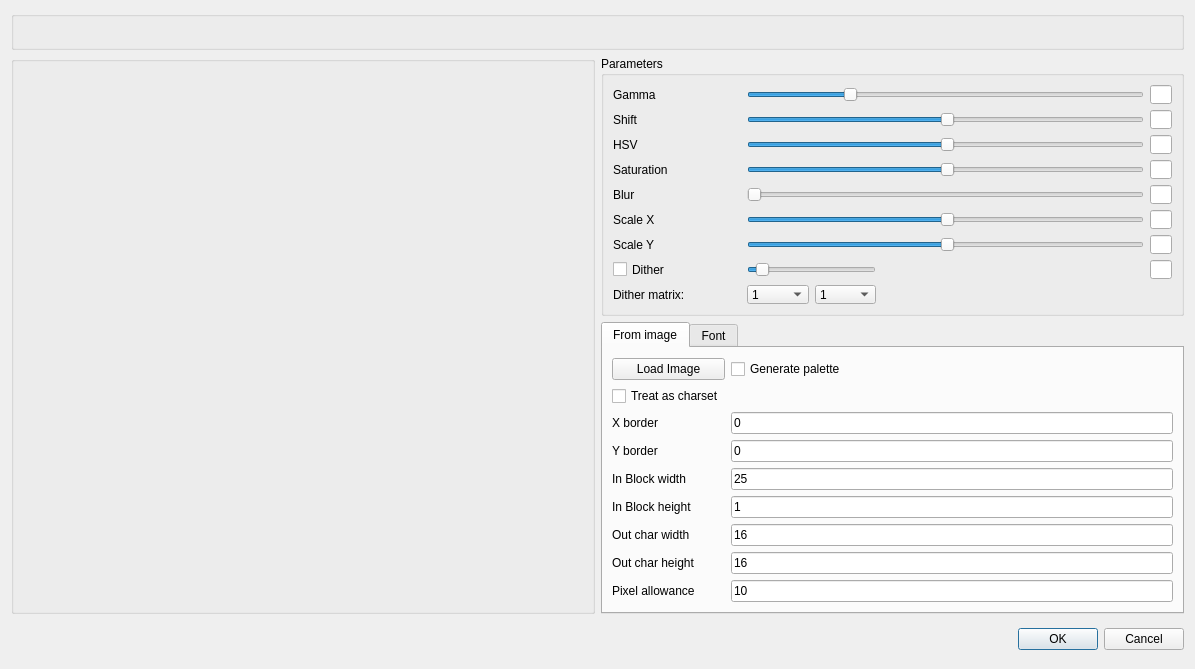
Qt form dialogimport.ui (leuat/TRSE) before a commit.
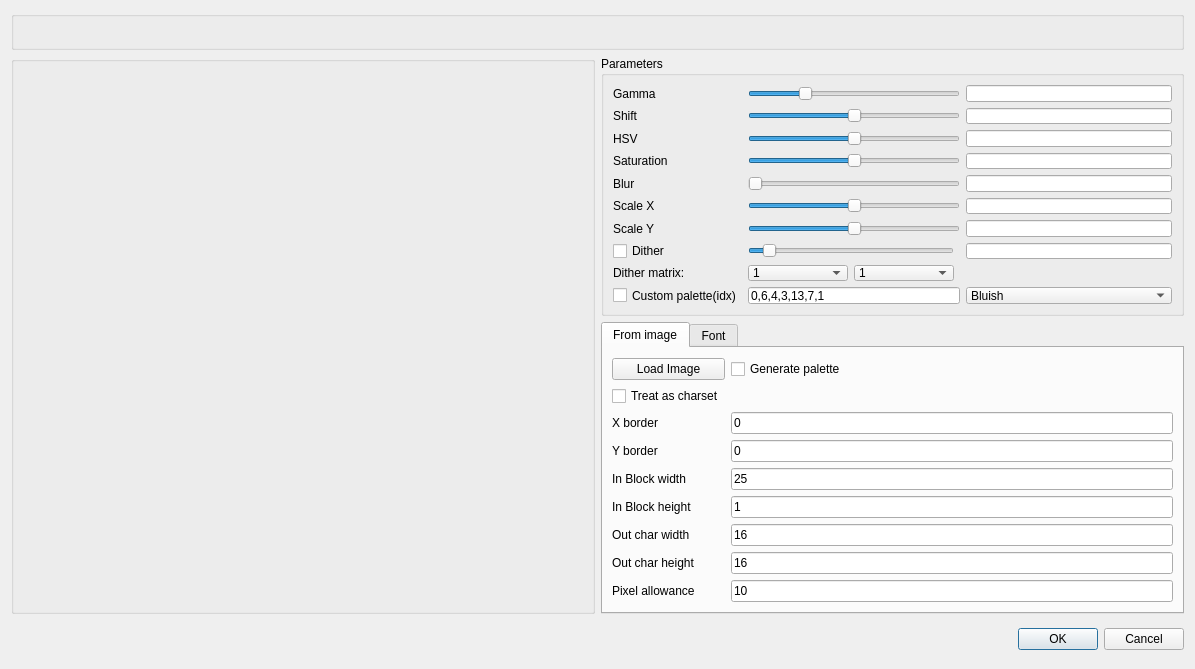
The same form after that commit.

Commit message: Added parallax scrolling tutorial, also added custom palette import

What changed in the file:
```diff
--- a/dialogimport.ui
+++ b/dialogimport.ui
@@ -347,8 +347,32 @@
      <property name="title">
       <string>Parameters</string>
      </property>
-     <layout class="QGridLayout" name="gridLayout_4" columnstretch="8,8,8,8,1">
-      <item row="4" column="1" colspan="3">
+     <layout class="QGridLayout" name="gridLayout_4" columnstretch="0,0,0,0">
+      <item row="0" column="0">
+       <widget class="QLabel" name="label">
+        <property name="text">
+         <string>Gamma</string>
+        </property>
+       </widget>
+      </item>
+      <item row="3" column="1" colspan="2">
+       <widget class="QSlider" name="hsSat">
+        <property name="value">
+         <number>50</number>
+        </property>
+        <property name="orientation">
+         <enum>Qt::Horizontal</enum>
+        </property>
+       </widget>
+      </item>
+      <item row="1" column="0">
+       <widget class="QLabel" name="label_2">
+        <property name="text">
+         <string>Shift</string>
+        </property>
+       </widget>
+      </item>
+      <item row="4" column="1" colspan="2">
        <widget class="QSlider" name="hsBlur">
         <property name="value">
          <number>0</number>
@@ -358,37 +382,17 @@
         </property>
        </widget>
       </item>
-      <item row="3" column="0">
-       <widget class="QLabel" name="label_4">
-        <property name="text">
-         <string>Saturation</string>
-        </property>
-       </widget>
-      </item>
-      <item row="1" column="1" colspan="3">
-       <widget class="QSlider" name="hsShift">
+      <item row="0" column="1" colspan="2">
+       <widget class="QSlider" name="hsContrast">
         <property name="value">
-         <number>50</number>
+         <number>25</number>
         </property>
         <property name="orientation">
          <enum>Qt::Horizontal</enum>
         </property>
        </widget>
       </item>
-      <item row="6" column="1" colspan="3">
-       <widget class="QSlider" name="hsScaleY">
-        <property name="maximum">
-         <number>99</number>
-        </property>
-        <property name="value">
-         <number>50</number>
-        </property>
-        <property name="orientation">
-         <enum>Qt::Horizontal</enum>
-        </property>
-       </widget>
-      </item>
-      <item row="5" column="1" colspan="3">
+      <item row="5" column="1" colspan="2">
        <widget class="QSlider" name="hsScaleX">
         <property name="maximum">
          <number>99</number>
@@ -401,13 +405,22 @@
         </property>
        </widget>
       </item>
-      <item row="4" column="0">
-       <widget class="QLabel" name="label_5">
-        <property name="text">
-         <string>Blur</string>
+      <item row="7" column="1">
+       <widget class="QSlider" name="hsDither">
+        <property name="maximum">
+         <number>99</number>
+        </property>
+        <property name="value">
+         <number>7</number>
+        </property>
+        <property name="orientation">
+         <enum>Qt::Horizontal</enum>
         </property>
        </widget>
       </item>
+      <item row="6" column="3">
+       <widget class="QLineEdit" name="leScaleY"/>
+      </item>
       <item row="6" column="0">
        <widget class="QLabel" name="label_7">
         <property name="text">
@@ -415,13 +428,41 @@
         </property>
        </widget>
       </item>
-      <item row="13" column="0">
-       <widget class="QLabel" name="label_15">
+      <item row="7" column="0">
+       <widget class="QCheckBox" name="chkDither">
         <property name="text">
-         <string>Dither matrix:</string>
+         <string>Dither</string>
         </property>
+        <property name="checked">
+         <bool>false</bool>
+        </property>
        </widget>
       </item>
+      <item row="2" column="3">
+       <widget class="QLineEdit" name="leHsv"/>
+      </item>
+      <item row="4" column="3">
+       <widget class="QLineEdit" name="leBlur"/>
+      </item>
+      <item row="6" column="1" colspan="2">
+       <widget class="QSlider" name="hsScaleY">
+        <property name="maximum">
+         <number>99</number>
+        </property>
+        <property name="value">
+         <number>50</number>
+        </property>
+        <property name="orientation">
+         <enum>Qt::Horizontal</enum>
+        </property>
+       </widget>
+      </item>
+      <item row="5" column="3">
+       <widget class="QLineEdit" name="leScaleX"/>
+      </item>
+      <item row="7" column="3">
+       <widget class="QLineEdit" name="leDither"/>
+      </item>
       <item row="2" column="0">
        <widget class="QLabel" name="label_3">
         <property name="text">
@@ -429,39 +470,53 @@
         </property>
        </widget>
       </item>
-      <item row="3" column="1" colspan="3">
-       <widget class="QSlider" name="hsSat">
-        <property name="value">
-         <number>50</number>
+      <item row="1" column="3">
+       <widget class="QLineEdit" name="leShift"/>
+      </item>
+      <item row="14" column="0">
+       <widget class="QCheckBox" name="chkCustom">
+        <property name="text">
+         <string>Custom palette(idx)</string>
         </property>
-        <property name="orientation">
-         <enum>Qt::Horizontal</enum>
-        </property>
        </widget>
       </item>
-      <item row="7" column="1">
-       <widget class="QSlider" name="hsDither">
-        <property name="maximum">
-         <number>99</number>
+      <item row="13" column="0">
+       <widget class="QLabel" name="label_15">
+        <property name="text">
+         <string>Dither matrix:</string>
         </property>
+       </widget>
+      </item>
+      <item row="1" column="1" colspan="2">
+       <widget class="QSlider" name="hsShift">
         <property name="value">
-         <number>7</number>
+         <number>50</number>
         </property>
         <property name="orientation">
          <enum>Qt::Horizontal</enum>
         </property>
        </widget>
       </item>
-      <item row="0" column="1" colspan="3">
-       <widget class="QSlider" name="hsContrast">
+      <item row="0" column="3">
+       <widget class="QLineEdit" name="leGamma"/>
+      </item>
+      <item row="2" column="1" colspan="2">
+       <widget class="QSlider" name="hsHsv">
         <property name="value">
-         <number>25</number>
+         <number>50</number>
         </property>
         <property name="orientation">
          <enum>Qt::Horizontal</enum>
         </property>
        </widget>
       </item>
+      <item row="3" column="0">
+       <widget class="QLabel" name="label_4">
+        <property name="text">
+         <string>Saturation</string>
+        </property>
+       </widget>
+      </item>
       <item row="5" column="0">
        <widget class="QLabel" name="label_6">
         <property name="text">
@@ -469,6 +524,13 @@
         </property>
        </widget>
       </item>
+      <item row="4" column="0">
+       <widget class="QLabel" name="label_5">
+        <property name="text">
+         <string>Blur</string>
+        </property>
+       </widget>
+      </item>
       <item row="13" column="1">
        <layout class="QHBoxLayout" name="horizontalLayout_2">
         <item>
@@ -521,63 +583,34 @@
         </item>
        </layout>
       </item>
-      <item row="2" column="1" colspan="3">
-       <widget class="QSlider" name="hsHsv">
-        <property name="value">
-         <number>50</number>
-        </property>
-        <property name="orientation">
-         <enum>Qt::Horizontal</enum>
-        </property>
-       </widget>
-      </item>
-      <item row="1" column="0">
-       <widget class="QLabel" name="label_2">
-        <property name="text">
-         <string>Shift</string>
-        </property>
-       </widget>
-      </item>
-      <item row="0" column="0">
-       <widget class="QLabel" name="label">
-        <property name="text">
-         <string>Gamma</string>
-        </property>
-       </widget>
-      </item>
-      <item row="7" column="0">
-       <widget class="QCheckBox" name="chkDither">
-        <property name="text">
-         <string>Dither</string>
-        </property>
-        <property name="checked">
-         <bool>false</bool>
-        </property>
-       </widget>
-      </item>
-      <item row="0" column="4">
-       <widget class="QLineEdit" name="leGamma"/>
-      </item>
-      <item row="1" column="4">
-       <widget class="QLineEdit" name="leShift"/>
-      </item>
-      <item row="2" column="4">
-       <widget class="QLineEdit" name="leHsv"/>
-      </item>
-      <item row="3" column="4">
+      <item row="3" column="3">
        <widget class="QLineEdit" name="leSat"/>
       </item>
-      <item row="4" column="4">
-       <widget class="QLineEdit" name="leBlur"/>
+      <item row="14" column="1" colspan="2">
+       <widget class="QLineEdit" name="leCustomPalette">
+        <property name="text">
+         <string>0,6,4,3,13,7,1</string>
+        </property>
+       </widget>
       </item>
-      <item row="5" column="4">
-       <widget class="QLineEdit" name="leScaleX"/>
-      </item>
-      <item row="6" column="4">
-       <widget class="QLineEdit" name="leScaleY"/>
-      </item>
-      <item row="7" column="4">
-       <widget class="QLineEdit" name="leDither"/>
+      <item row="14" column="3">
+       <widget class="QComboBox" name="comboBox">
+        <item>
+         <property name="text">
+          <string>Bluish</string>
+         </property>
+        </item>
+        <item>
+         <property name="text">
+          <string>Redish</string>
+         </property>
+        </item>
+        <item>
+         <property name="text">
+          <string>Rainbow</string>
+         </property>
+        </item>
+       </widget>
       </item>
      </layout>
     </widget>
```
The commit also changes 12 other files.
